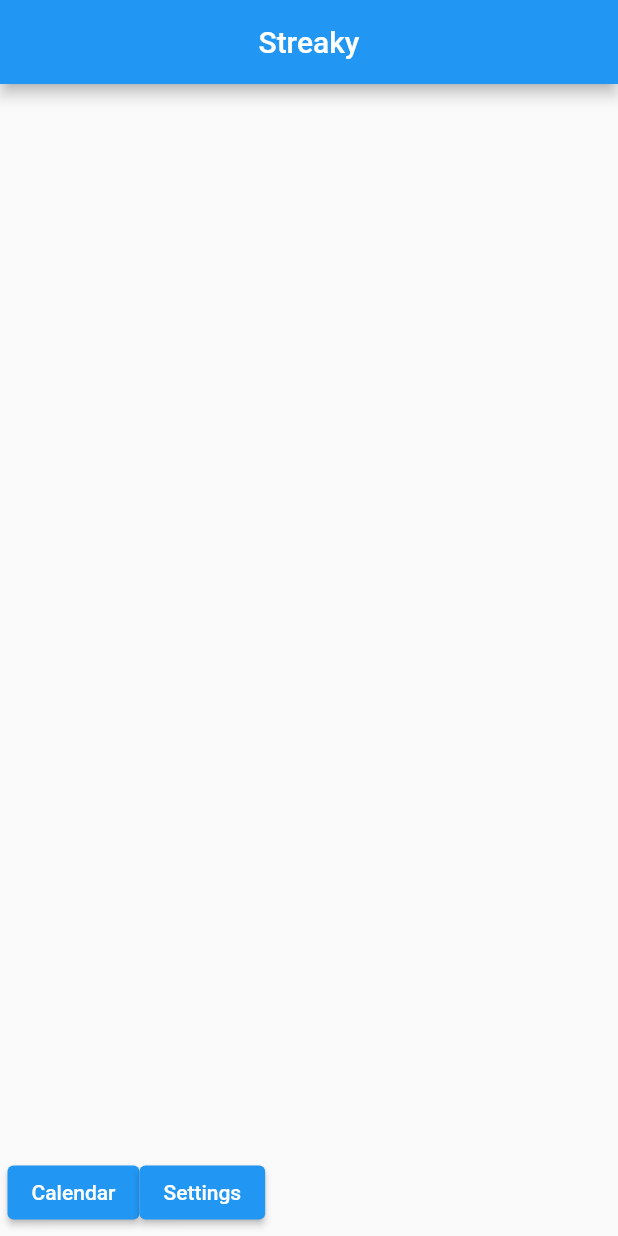
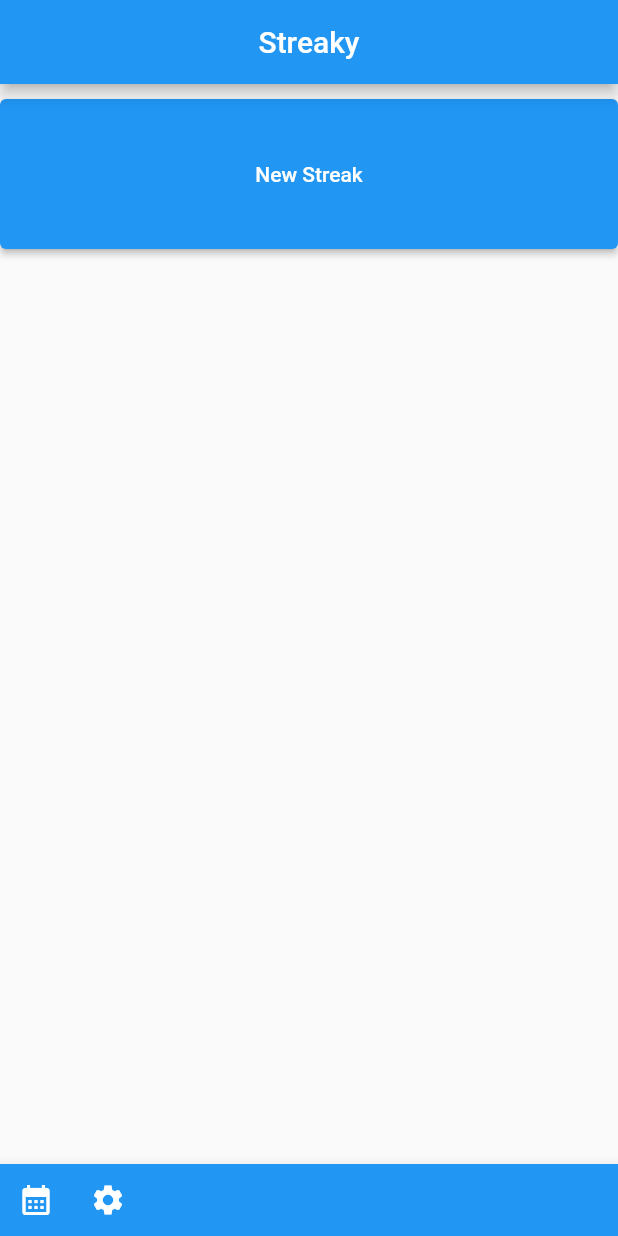
Before and after one commit to Colby626/streaky, a Flutter app: the screen it shows after launch, on a phone screen of 412 x 824 dp. Run offline on Flutter 3.47's test engine with Material 2 defaults, Android fonts, the phone set to English and light mode, and no system bars.

Commit message:
Main layout changes and Streak buttons

```diff
--- a/lib/main.dart
+++ b/lib/main.dart
@@ -1,9 +1,11 @@
 import 'package:flutter/material.dart';
-import 'ConversationButton.dart';
-
+import 'package:streaky/Streak.dart';
+import 'StreakButton.dart';
+import 'StreakData.dart' as streakData;
+/*
 Map<String, dynamic> conversationMap = {
   "conversations" : [
-    <String, dynamic> {
+    String, dynamic> {
       "conversationID" : "1234",
       "title" : "Haily",
       "lastMessage" : "I love you!",
@@ -14,17 +16,77 @@ Map<String, dynamic> conversationMap = {
       "title" : "Mom",
       "lastMessage" : "Love y'all",
       "timestamp" : 987654321
-    },
+    },<
   ]
 };
+*/
 
-void main() {
-  runApp(const ConversationsScreen());
+void main() => runApp(HomePage());
+
+class HomePage extends StatelessWidget {
+  HomePage({Key? key}) : super(key: key);
+
+  final number = ValueNotifier(0);
+
+  @override
+  Widget build(BuildContext context) {
+    return MaterialApp(
+        title: "Streaky",
+        debugShowCheckedModeBanner: false,
+        home: Scaffold(
+          appBar: AppBar(
+            centerTitle: true,
+            title: const Text("Streaky"),
+          ),
+          bottomNavigationBar: BottomAppBar(
+            color: Colors.blue,
+            child: Row(
+              children: [
+                IconButton(
+                    color: Colors.white,
+                    tooltip: "Calendar",
+                    icon: const Icon(Icons.calendar_month),
+                    onPressed: () {} //calendar goes here,
+                ),
+                IconButton(
+                  color: Colors.white,
+                  tooltip: "Settings",
+                  icon: const Icon(Icons.settings),
+                  onPressed: () {}, //settings goes here
+                )
+              ],
+            ),
+          ),
+          body: Align(
+              alignment: Alignment.topCenter,
+              child: SingleChildScrollView(
+                  child: Column(
+                    children: [
+                      StreakButton("New Streak", number),
+                      ValueListenableBuilder<int>(
+                        valueListenable: number,
+                        builder: (BuildContext context, int value,
+                            Widget? child) {
+                          return Column(
+                            children: [
+                              for (int i = 0; i <
+                                  streakData.streaks.length; i++)
+                                Streak(streakData.streaks[i].name, streakData
+                                    .streaks[i].streakCount, Icons
+                                    .access_time_filled)
+                            ],
+                          );
+                        },
+                      ),
+                    ],
+                  )
+              )
+          ),
+        )
+    );
+  }
 }
-
-class ConversationsScreen extends StatelessWidget {
-  const ConversationsScreen({Key? key}) : super(key: key);
-
+/*
   @override
   Widget build (BuildContext context){
     return MaterialApp(
@@ -41,7 +103,7 @@ class ConversationsScreen extends StatelessWidget {
                     child: Column(
                       children: [
                         //Streak Widget
-
+                        const ConversationButton("123", "title", "lastMessage"),
                         //Add new streak button
                         const Padding(
                           padding: EdgeInsets.all(5)
@@ -72,14 +134,14 @@ class ConversationsScreen extends StatelessWidget {
                             child: const Text("Settings"),
                             onPressed: (){} //Insert function to open settings menu
                         )
-                    )
+                    ),
                   ]
               )
             )
         )
     );
   }
-}
+}*/
 /*
 class MyApp extends StatelessWidget {
   const MyApp({super.key});
```
Also changed, not shown: lib/Streak.dart (added, +46 -0 lines), lib/StreakButton.dart (added, +142 -0 lines), lib/StreakData.dart (added, +8 -0 lines), lib/StreakyEnums.dart (added, +9 -0 lines).
